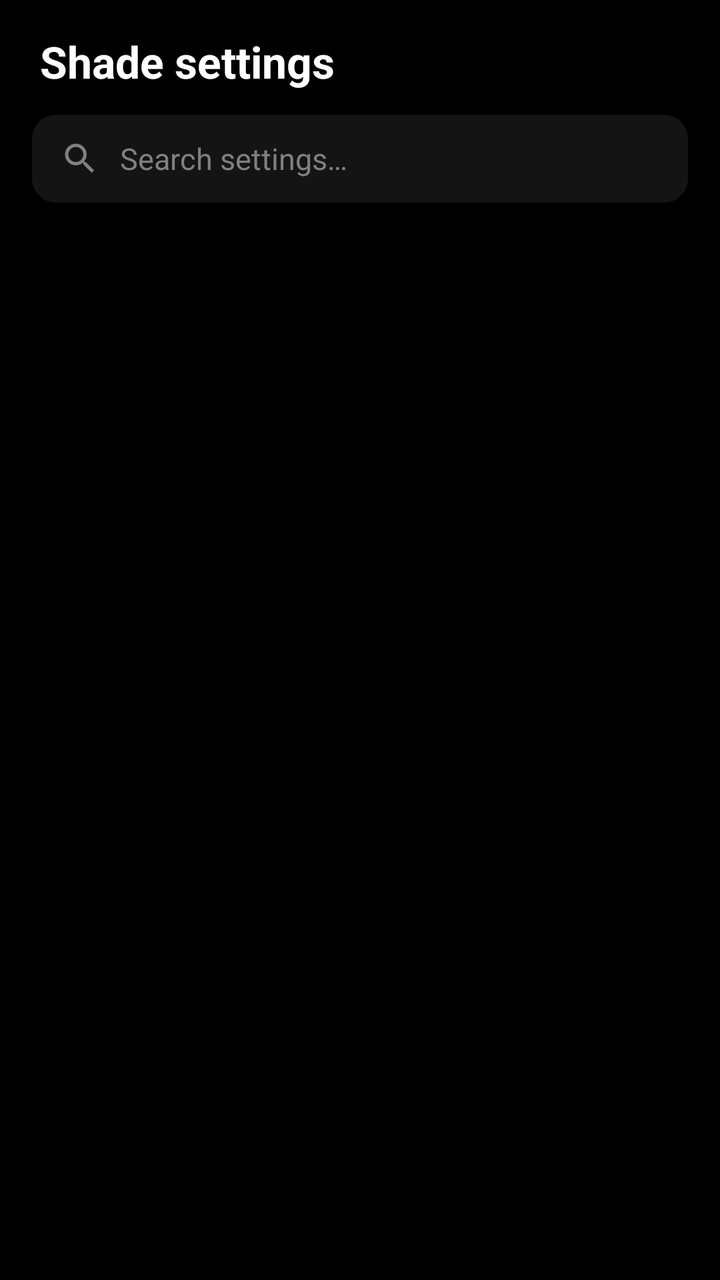
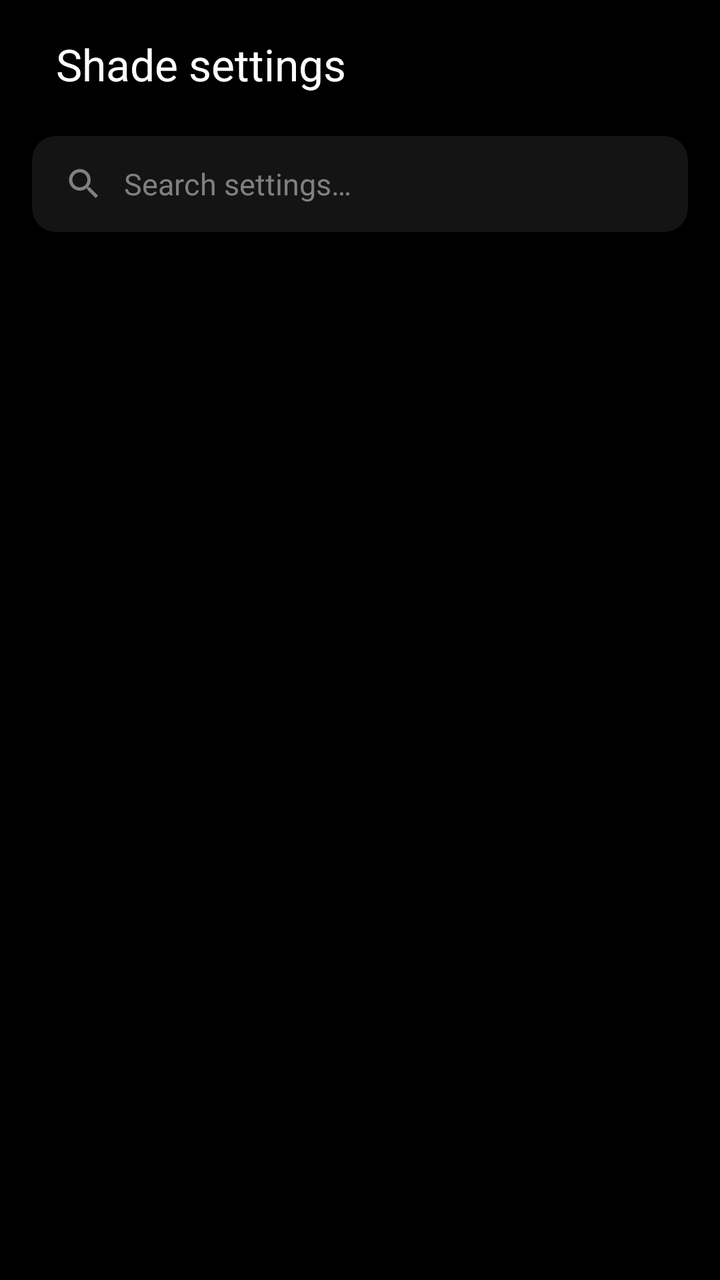

An Android layout rendered at two revisions. The XML below is the earlier revision; the diff shows what the commit changed to produce the second picture.
<!-- AndroidManifest.xml: application theme AppTheme -->
<!-- res/layout/activity_settings_noir.xml -->
<?xml version="1.0" encoding="utf-8"?>
<LinearLayout xmlns:android="http://schemas.android.com/apk/res/android" xmlns:tools="http://schemas.android.com/tools" tools:ignore="Overdraw"
    android:layout_width="match_parent"
    android:layout_height="match_parent"
    android:orientation="vertical"
    android:background="@color/noir_background"
    android:fitsSystemWindows="true">

    <LinearLayout
        android:layout_width="match_parent"
        android:layout_height="wrap_content"
        android:orientation="horizontal"
        android:gravity="center_vertical"
        android:paddingStart="20dp"
        android:paddingEnd="20dp"
        android:paddingTop="16dp"
        android:paddingBottom="4dp">

        <TextView
            android:id="@+id/noir_header_title"
            android:layout_width="0dp"
            android:layout_height="wrap_content"
            android:layout_weight="1"
            android:text="@string/settings_title"
            android:textColor="@color/noir_text"
            android:textSize="22sp"
            android:textStyle="bold" />

        <TextView
            android:id="@+id/noir_header_version"
            android:layout_width="wrap_content"
            android:layout_height="wrap_content"
            android:layout_marginStart="12dp"
            android:textColor="@color/noir_text_tertiary"
            android:textSize="12sp"
            android:visibility="gone" />
    </LinearLayout>

    <EditText
        android:id="@+id/noir_search_input"
        android:layout_width="match_parent"
        android:layout_height="44dp"
        android:layout_marginHorizontal="16dp"
        android:layout_marginTop="8dp"
        android:layout_marginBottom="8dp"
        android:background="@drawable/bg_noir_search"
        android:drawableStart="@drawable/ic_search"
        android:drawableTint="@color/noir_text_tertiary"
        android:drawablePadding="10dp"
        android:paddingHorizontal="14dp"
        android:hint="@string/settings_search_hint"
        android:textColorHint="@color/noir_text_tertiary"
        android:textColor="@color/noir_text"
        android:textSize="15sp"
        android:inputType="text"
        android:imeOptions="actionSearch"
        android:maxLines="1"
        android:singleLine="true"
        android:importantForAutofill="no" />

    <androidx.recyclerview.widget.RecyclerView
        android:id="@+id/noir_list"
        android:layout_width="match_parent"
        android:layout_height="0dp"
        android:layout_weight="1"
        android:clipToPadding="false"
        android:paddingBottom="24dp"
        android:scrollbars="vertical"
        android:overScrollMode="ifContentScrolls" />

</LinearLayout>
<!-- resources referenced by this layout -->
<resources>
  <color name="noir_background">#000000</color>
  <color name="noir_text">#FFFFFF</color>
  <color name="noir_text_tertiary">#808080</color>
  <!-- drawable bg_noir_search (drawable) -->
  <?xml version="1.0" encoding="utf-8"?>
  <shape xmlns:android="http://schemas.android.com/apk/res/android">
      <corners android:radius="12dp" />
      <solid android:color="@color/noir_field" />
  </shape>
  <!-- drawable ic_search (drawable) -->
  <vector xmlns:android="http://schemas.android.com/apk/res/android"
      android:width="20dp"
      android:height="20dp"
      android:viewportWidth="24"
      android:viewportHeight="24">
      <path
          android:fillColor="#FFFFFFFF"
          android:pathData="M15.5,14h-0.79l-0.28,-0.27C15.41,12.59 16,11.11 16,9.5 16,5.91 13.09,3 9.5,3S3,5.91 3,9.5 5.91,16 9.5,16c1.61,0 3.09,-0.59 4.23,-1.57l0.27,0.28v0.79l5,4.99L20.49,19l-4.99,-5zM9.5,14C7.01,14 5,11.99 5,9.5S7.01,5 9.5,5 14,7.01 14,9.5 11.99,14 9.5,14z" />
  </vector>
  <string name="settings_search_hint">Search settings…</string>
  <string name="settings_title">Shade settings</string>
  <color name="noir_field">#141414</color>
  <color name="settings_accent">#FFB300</color>
  <color name="settings_background">#000000</color>
  <color name="settings_title">#F5F5F5</color>
  <color name="settings_subtitle">#8E8E8E</color>
  <color name="settings_chevron">#4A4A4A</color>
  <style name="ShadePreferenceTheme" parent="PreferenceThemeOverlay">
          <item name="android:textColorPrimary">@color/settings_title</item>
          <item name="android:textColorSecondary">@color/settings_subtitle</item>
          <item name="colorAccent">@color/settings_accent</item>
          <item name="colorControlActivated">@color/settings_accent</item>
          <item name="colorControlHighlight">#22FFFFFF</item>
      </style>
  <style name="ShadeDialogTheme" parent="Theme.AppCompat.DayNight.Dialog.Alert">
          
          <item name="android:colorBackground">@color/noir_sheet</item>
          <item name="android:textColorPrimary">@color/noir_text</item>
          <item name="android:textColorSecondary">@color/noir_text_secondary</item>
          <item name="colorAccent">@color/noir_text</item>
          <item name="colorControlNormal">@color/noir_control_normal</item>
          <item name="colorControlActivated">@color/noir_text</item>
      </style>
  <color name="settings_card">#0F0F0F</color>
  <color name="settings_card_stroke">#1E1E1E</color>
  <color name="settings_icon_background">#141414</color>
  <color name="settings_icon_tint">#DADADA</color>
  <color name="noir_sheet">#0B0B0B</color>
  <color name="noir_text_secondary">#A8A8A8</color>
  <color name="noir_control_normal">#6B6B6B</color>
  <!-- unchanged entries left out for length: 1 -->
</resources>

<!-- the commit's change to res/layout/activity_settings_noir.xml (unified diff, before → after) -->
@@ -6,48 +6,60 @@
     android:background="@color/noir_background"
     android:fitsSystemWindows="true">
 
-    <LinearLayout
+    <FrameLayout
         android:layout_width="match_parent"
-        android:layout_height="wrap_content"
-        android:orientation="horizontal"
-        android:gravity="center_vertical"
-        android:paddingStart="20dp"
-        android:paddingEnd="20dp"
-        android:paddingTop="16dp"
-        android:paddingBottom="4dp">
+        android:layout_height="64dp">
+
+        <ImageButton
+            android:id="@+id/noir_back"
+            android:layout_width="44dp"
+            android:layout_height="44dp"
+            android:layout_gravity="center_vertical|start"
+            android:layout_marginStart="16dp"
+            android:background="@drawable/bg_circle_button"
+            android:contentDescription="@string/settings_back"
+            android:padding="10dp"
+            android:scaleType="fitCenter"
+            android:src="@drawable/ic_back"
+            android:tint="@color/noir_text"
+            android:visibility="gone" />
 
         <TextView
             android:id="@+id/noir_header_title"
-            android:layout_width="0dp"
+            android:layout_width="match_parent"
             android:layout_height="wrap_content"
-            android:layout_weight="1"
+            android:layout_gravity="center_vertical"
+            android:layout_marginStart="28dp"
+            android:layout_marginEnd="72dp"
+            android:ellipsize="end"
+            android:maxLines="1"
             android:text="@string/settings_title"
             android:textColor="@color/noir_text"
-            android:textSize="22sp"
-            android:textStyle="bold" />
+            android:textSize="22sp" />
 
         <TextView
             android:id="@+id/noir_header_version"
             android:layout_width="wrap_content"
             android:layout_height="wrap_content"
-            android:layout_marginStart="12dp"
+            android:layout_gravity="center_vertical|end"
+            android:layout_marginEnd="20dp"
             android:textColor="@color/noir_text_tertiary"
             android:textSize="12sp"
             android:visibility="gone" />
-    </LinearLayout>
+    </FrameLayout>
 
     <EditText
         android:id="@+id/noir_search_input"
         android:layout_width="match_parent"
-        android:layout_height="44dp"
+        android:layout_height="48dp"
         android:layout_marginHorizontal="16dp"
-        android:layout_marginTop="8dp"
-        android:layout_marginBottom="8dp"
+        android:layout_marginTop="4dp"
+        android:layout_marginBottom="12dp"
         android:background="@drawable/bg_noir_search"
         android:drawableStart="@drawable/ic_search"
         android:drawableTint="@color/noir_text_tertiary"
         android:drawablePadding="10dp"
-        android:paddingHorizontal="14dp"
+        android:paddingHorizontal="16dp"
         android:hint="@string/settings_search_hint"
         android:textColorHint="@color/noir_text_tertiary"
         android:textColor="@color/noir_text"
@@ -64,7 +76,7 @@
         android:layout_height="0dp"
         android:layout_weight="1"
         android:clipToPadding="false"
-        android:paddingBottom="24dp"
+        android:paddingBottom="32dp"
         android:scrollbars="vertical"
         android:overScrollMode="ifContentScrolls" />
 
<!-- resource entries referenced after the edit -->
@@ -3,12 +3,47 @@
   <color name="noir_background">#000000</color>
   <color name="noir_text">#FFFFFF</color>
   <color name="noir_text_tertiary">#808080</color>
+  <!-- drawable bg_circle_button (drawable) -->
+  <?xml version="1.0" encoding="utf-8"?>
+  <ripple xmlns:android="http://schemas.android.com/apk/res/android"
+      android:color="@color/noir_ripple">
+      <item android:id="@android:id/mask">
+          <shape android:shape="oval">
+              <solid android:color="#FFFFFF" />
+          </shape>
+      </item>
+      <item>
+          <shape android:shape="oval">
+              <solid android:color="@color/noir_circle_button" />
+          </shape>
+      </item>
+  </ripple>
   <!-- drawable bg_noir_search (drawable) -->
   <?xml version="1.0" encoding="utf-8"?>
   <shape xmlns:android="http://schemas.android.com/apk/res/android">
       <corners android:radius="12dp" />
       <solid android:color="@color/noir_field" />
   </shape>
+  <!-- drawable ic_back (drawable) -->
+  <?xml version="1.0" encoding="utf-8"?>
+  <vector xmlns:android="http://schemas.android.com/apk/res/android"
+      android:width="24dp"
+      android:height="24dp"
+      android:viewportWidth="24"
+      android:viewportHeight="24">
+      <path
+          android:pathData="M19,12H5"
+          android:strokeColor="#FFFFFFFF"
+          android:strokeWidth="1.8"
+          android:strokeLineCap="round"
+          android:strokeLineJoin="round" />
+      <path
+          android:pathData="M11,6l-6,6l6,6"
+          android:strokeColor="#FFFFFFFF"
+          android:strokeWidth="1.8"
+          android:strokeLineCap="round"
+          android:strokeLineJoin="round" />
+  </vector>
   <!-- drawable ic_search (drawable) -->
   <vector xmlns:android="http://schemas.android.com/apk/res/android"
       android:width="20dp"
@@ -19,8 +54,11 @@
           android:fillColor="#FFFFFFFF"
           android:pathData="M15.5,14h-0.79l-0.28,-0.27C15.41,12.59 16,11.11 16,9.5 16,5.91 13.09,3 9.5,3S3,5.91 3,9.5 5.91,16 9.5,16c1.61,0 3.09,-0.59 4.23,-1.57l0.27,0.28v0.79l5,4.99L20.49,19l-4.99,-5zM9.5,14C7.01,14 5,11.99 5,9.5S7.01,5 9.5,5 14,7.01 14,9.5 11.99,14 9.5,14z" />
   </vector>
+  <string name="settings_back">Back</string>
   <string name="settings_search_hint">Search settings…</string>
   <string name="settings_title">Shade settings</string>
+  <color name="noir_ripple">#33FFFFFF</color>
+  <color name="noir_circle_button">#1F1F1F</color>
   <color name="noir_field">#141414</color>
   <color name="settings_accent">#FFB300</color>
   <color name="settings_background">#000000</color>
